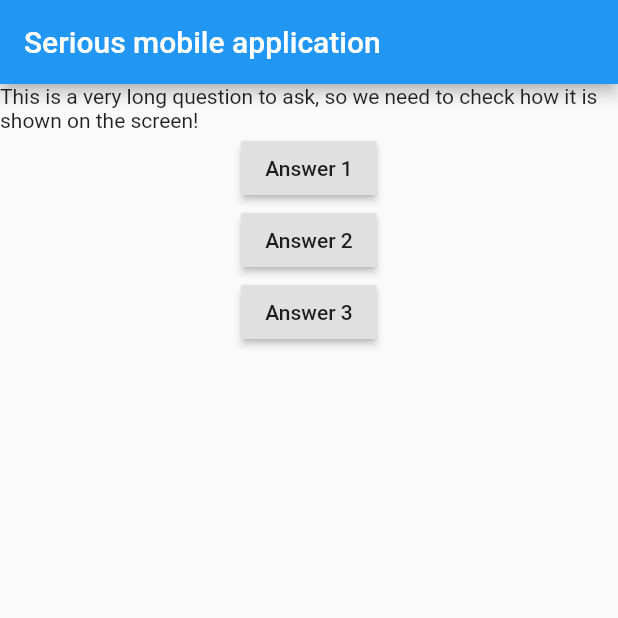
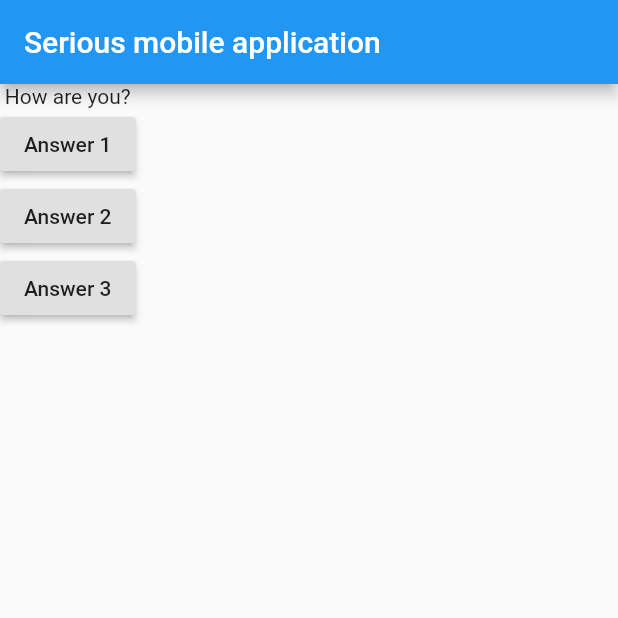
Before and after one commit to aspesivtsev/flutter_test_app, a Flutter app: the screen it shows after launch, after a tap on "Answer 1", on a phone screen of 412 x 824 dp, the top half of it. Run offline on Flutter 3.47's test engine with Material 2 defaults, Android fonts, the phone set to English and light mode, and no system bars.

```diff
--- a/lib/main.dart
+++ b/lib/main.dart
@@ -5,13 +5,21 @@ void main() {
 }
 
 class MyApp extends StatelessWidget {
+  var questionIndex = 0;
+
   void answerQuestion() {
-    print("Answer chosen!");
+    questionIndex++;
+    print("Q index is " + questionIndex.toString());
   }
 
   @override
   Widget build(BuildContext context) {
-    var questions = ["How are you", "What is your name"];
+    var questions = [
+      "How are you?",
+      "What is your name?",
+      "How old are you?",
+    ];
+
     return MaterialApp(
       home: Scaffold(
         appBar: AppBar(
@@ -20,7 +28,9 @@ class MyApp extends StatelessWidget {
         body: Column(
           children: <Widget>[
             Text(
-                "This is a very long question to ask, so we need to check how it is shown on the screen!"),
+              questions.elementAt(
+                  questionIndex), //this is equivalent to "questions[questionIndex],"
+            ),
             RaisedButton(
               child: Text("Answer 1"),
               onPressed: answerQuestion,
```
